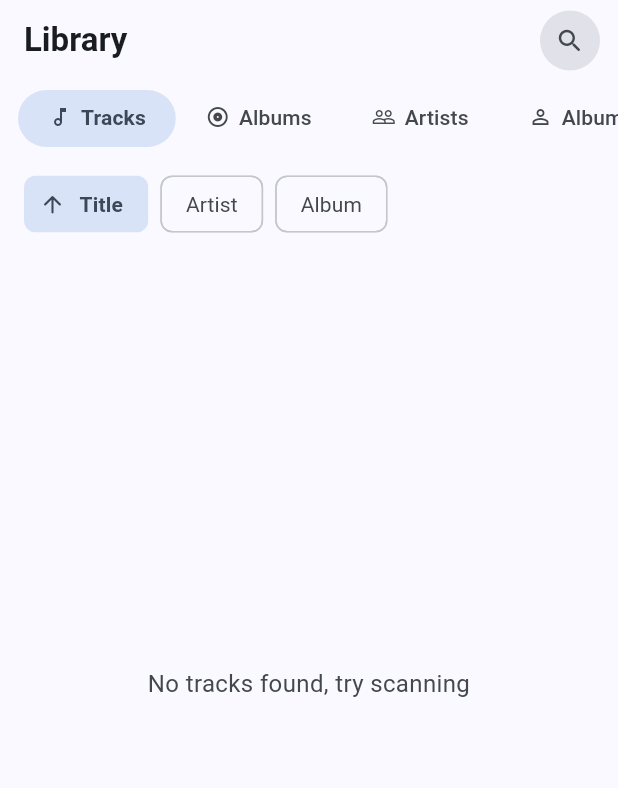
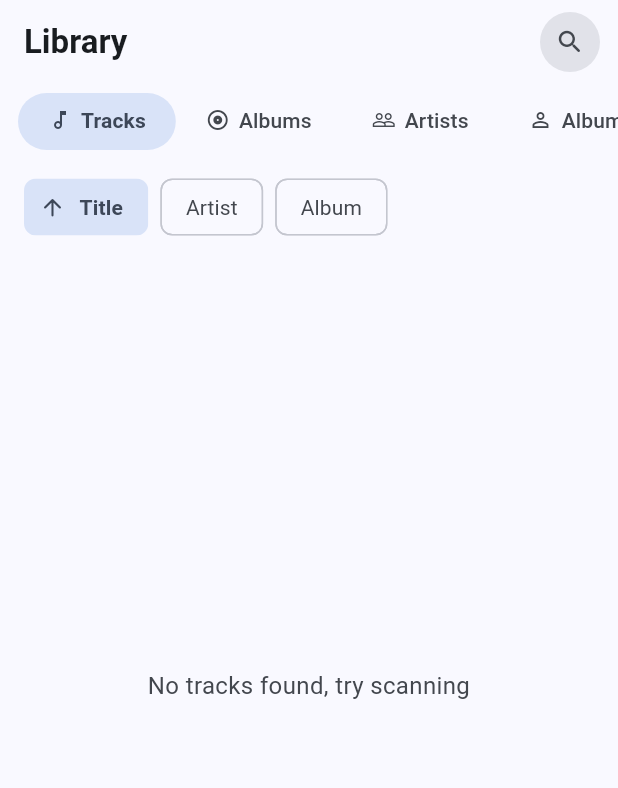
Before and after one commit to madstone0-0/music-player, a Flutter app: the screen it shows after launch, item 2 of the bottom bar chosen, on a phone screen of 412 x 824 dp. Shown: the top 788 px of the screen. Run offline on Flutter 3.47's test engine with Material 3 defaults, Android fonts, the phone set to English and light mode, and no system bars; our stand-ins replace azlistview, cached_network_image, drift, drift_flutter, flutter_image_compress, get and 5 more; missing offline and left inert: audiotags; accounts and stored records are empty; generated files the repository leaves out were written again; Roboto replaces fonts that are missing (Circular Std).

Commit message:
fix: RenderFlex overflow in AZList grid items; SliverAppBar 2px bottom overflow
Agent-Logs-Url: https://github.com/madstone0-0/music-player/sessions/b99da4cb-1b65-4210-ab3e-90556225c392

Co-authored-by: madstone0-0 <34891957+madstone0-0@users.noreply.github.com>

```diff
--- a/lib/screens/library.dart
+++ b/lib/screens/library.dart
@@ -125,7 +125,9 @@ class _StyledTabBar extends StatelessWidget implements PreferredSizeWidget {
   final List<({String label, IconData icon})> tabs;
 
   @override
-  Size get preferredSize => const Size.fromHeight(kTextTabBarHeight);
+  // kTextTabBarHeight (46) + TabBar's default indicatorWeight (2) = 48 px actual height.
+  // Declaring the full height prevents the SliverAppBar bottom from overflowing by 2 px.
+  Size get preferredSize => const Size.fromHeight(kTextTabBarHeight + 2);
 
   @override
   Widget build(BuildContext context) {
--- a/lib/screens/widgets/gridItem.dart
+++ b/lib/screens/widgets/gridItem.dart
@@ -23,6 +23,7 @@ class GridItem extends StatelessWidget {
       onTap: onTap,
       borderRadius: BorderRadius.circular(12),
       child: Column(
+        mainAxisSize: MainAxisSize.min,
         mainAxisAlignment: MainAxisAlignment.center,
         children: [
           image,
```
